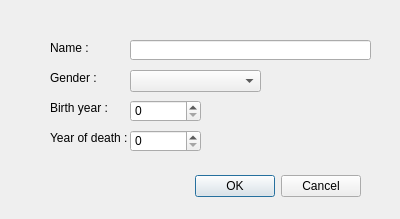
First picture: the form in programmerform.ui, repository snaedisk/Hopur34_skil3, before the edit.
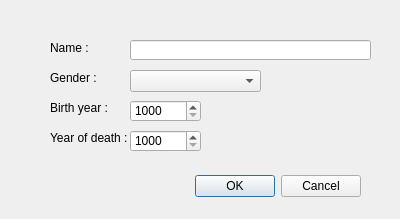
Second picture: the form after the edit.

```diff
--- a/programmerform.ui
+++ b/programmerform.ui
@@ -116,8 +116,11 @@
      <height>22</height>
     </rect>
    </property>
+   <property name="minimum">
+    <number>1000</number>
+   </property>
    <property name="maximum">
-    <number>2100</number>
+    <number>2016</number>
    </property>
   </widget>
   <widget class="QSpinBox" name="pDeadYear">
@@ -129,8 +132,11 @@
      <height>22</height>
     </rect>
    </property>
+   <property name="minimum">
+    <number>1000</number>
+   </property>
    <property name="maximum">
-    <number>2100</number>
+    <number>2016</number>
    </property>
   </widget>
  </widget>
```
